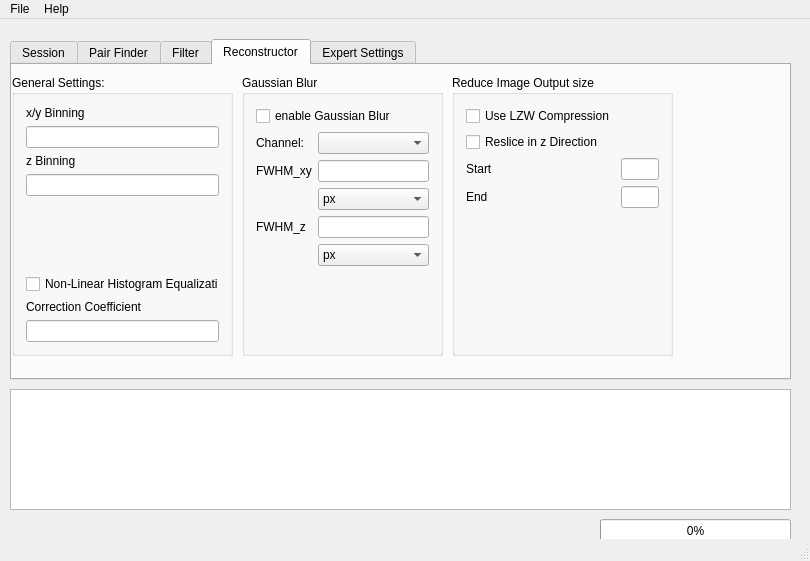
Before: the Qt Designer form sdmixer.ui in gtadeus/sdmixer2, drawn with Qt 5.
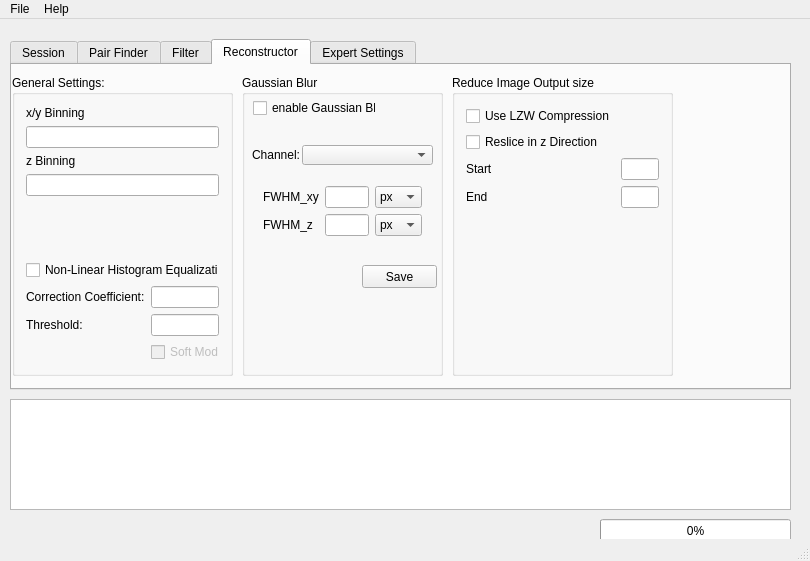
After: the same form once the commit is applied. The open tabs and pages were chosen to show the change.

Diff of the .ui file:
```diff
--- a/sdmixer.ui
+++ b/sdmixer.ui
@@ -18,9 +18,9 @@
     <property name="geometry">
      <rect>
       <x>10</x>
-      <y>370</y>
+      <y>380</y>
       <width>781</width>
-      <height>121</height>
+      <height>111</height>
      </rect>
     </property>
    </widget>
@@ -30,7 +30,7 @@
       <x>10</x>
       <y>20</y>
       <width>781</width>
-      <height>341</height>
+      <height>351</height>
      </rect>
     </property>
     <property name="currentIndex">
@@ -909,7 +909,7 @@
         <x>440</x>
         <y>10</y>
         <width>221</width>
-        <height>281</height>
+        <height>301</height>
        </rect>
       </property>
       <property name="title">
@@ -958,79 +958,121 @@
         <x>230</x>
         <y>10</y>
         <width>201</width>
-        <height>281</height>
+        <height>301</height>
        </rect>
       </property>
       <property name="title">
        <string>Gaussian Blur</string>
       </property>
-      <layout class="QFormLayout" name="formLayout_2">
-       <item row="0" column="0" colspan="2">
-        <widget class="QCheckBox" name="checkBox_runConvolution">
-         <property name="text">
-          <string>enable Gaussian Blur</string>
-         </property>
-        </widget>
-       </item>
-       <item row="1" column="0">
-        <widget class="QLabel" name="label_24">
-         <property name="text">
-          <string>Channel:</string>
-         </property>
-        </widget>
-       </item>
-       <item row="1" column="1">
-        <widget class="QComboBox" name="comboBox_2"/>
-       </item>
-       <item row="3" column="0">
-        <widget class="QLabel" name="label_11">
-         <property name="text">
-          <string>FWHM_xy</string>
-         </property>
-        </widget>
-       </item>
-       <item row="3" column="1">
-        <widget class="QLineEdit" name="lineEdit_12"/>
-       </item>
-       <item row="4" column="1">
-        <widget class="QComboBox" name="comboBox_FWHM_xy">
-         <item>
+      <widget class="QCheckBox" name="checkBox_runConvolution">
+       <property name="geometry">
+        <rect>
+         <x>11</x>
+         <y>24</y>
+         <width>123</width>
+         <height>18</height>
+        </rect>
+       </property>
+       <property name="text">
+        <string>enable Gaussian Blur</string>
+       </property>
+      </widget>
+      <widget class="QWidget" name="">
+       <property name="geometry">
+        <rect>
+         <x>10</x>
+         <y>100</y>
+         <width>181</width>
+         <height>74</height>
+        </rect>
+       </property>
+       <layout class="QGridLayout" name="gridLayout_5">
+        <item row="0" column="0">
+         <widget class="QLabel" name="label_11">
           <property name="text">
-           <string>px</string>
+           <string>FWHM_xy</string>
           </property>
-         </item>
-         <item>
+         </widget>
+        </item>
+        <item row="1" column="2">
+         <widget class="QComboBox" name="comboBox_FWHM_z">
+          <item>
+           <property name="text">
+            <string>px</string>
+           </property>
+          </item>
+          <item>
+           <property name="text">
+            <string>nm</string>
+           </property>
+          </item>
+         </widget>
+        </item>
+        <item row="0" column="2">
+         <widget class="QComboBox" name="comboBox_FWHM_xy">
+          <item>
+           <property name="text">
+            <string>px</string>
+           </property>
+          </item>
+          <item>
+           <property name="text">
+            <string>nm</string>
+           </property>
+          </item>
+         </widget>
+        </item>
+        <item row="1" column="1">
+         <widget class="QLineEdit" name="lineEdit_FWHMz"/>
+        </item>
+        <item row="0" column="1">
+         <widget class="QLineEdit" name="lineEdit_FWHMxy"/>
+        </item>
+        <item row="1" column="0">
+         <widget class="QLabel" name="label_13">
           <property name="text">
-           <string>nm</string>
+           <string>FWHM_z</string>
           </property>
-         </item>
-        </widget>
-       </item>
-       <item row="5" column="0">
-        <widget class="QLabel" name="label_13">
-         <property name="text">
-          <string>FWHM_z</string>
-         </property>
-        </widget>
-       </item>
-       <item row="5" column="1">
-        <widget class="QLineEdit" name="lineEdit_14"/>
-       </item>
-       <item row="6" column="1">
-        <widget class="QComboBox" name="comboBox_FWHM_z">
-         <item>
-          <property name="text">
-           <string>px</string>
-          </property>
-         </item>
-         <item>
-          <property name="text">
-           <string>nm</string>
-          </property>
-         </item>
-        </widget>
-       </item>
-      </layout>
+         </widget>
+        </item>
+       </layout>
+      </widget>
+      <widget class="QComboBox" name="comboBox_ConvolutionChannel">
+       <property name="geometry">
+        <rect>
+         <x>60</x>
+         <y>70</y>
+         <width>131</width>
+         <height>20</height>
+        </rect>
+       </property>
+      </widget>
+      <widget class="QLabel" name="label_24">
+       <property name="geometry">
+        <rect>
+         <x>10</x>
+         <y>70</y>
+         <width>49</width>
+         <height>20</height>
+        </rect>
+       </property>
+       <property name="text">
+        <string>Channel:</string>
+       </property>
+      </widget>
+      <widget class="QPushButton" name="pushButton">
+       <property name="geometry">
+        <rect>
+         <x>120</x>
+         <y>190</y>
+         <width>75</width>
+         <height>23</height>
+        </rect>
+       </property>
+       <property name="text">
+        <string>Save</string>
+       </property>
+      </widget>
       <zorder>checkBox_runConvolution</zorder>
       <zorder>comboBox_2</zorder>
       <zorder>label_11</zorder>
@@ -1047,20 +1089,13 @@
         <x>0</x>
         <y>10</y>
         <width>221</width>
-        <height>281</height>
+        <height>301</height>
        </rect>
       </property>
       <property name="title">
        <string>General Settings:</string>
       </property>
       <layout class="QGridLayout" name="gridLayout">
-       <item row="7" column="0">
-        <widget class="QLabel" name="label_18">
-         <property name="text">
-          <string>Correction Coefficient</string>
-         </property>
-        </widget>
-       </item>
        <item row="2" column="0">
         <widget class="QLabel" name="label_10">
          <property name="layoutDirection">
@@ -1084,9 +1119,6 @@
          </property>
         </widget>
        </item>
-       <item row="8" column="0">
-        <widget class="QLineEdit" name="lineEdit_4"/>
-       </item>
        <item row="5" column="0">
         <widget class="QCheckBox" name="checkBox_5">
          <property name="text">
@@ -1107,6 +1139,40 @@
          </property>
         </spacer>
        </item>
+       <item row="6" column="0">
+        <layout class="QFormLayout" name="formLayout_2">
+         <item row="0" column="0">
+          <widget class="QLabel" name="label_18">
+           <property name="text">
+            <string>Correction Coefficient:</string>
+           </property>
+          </widget>
+         </item>
+         <item row="0" column="1">
+          <widget class="QLineEdit" name="lineEdit_CorrectionCoefficient"/>
+         </item>
+         <item row="1" column="0">
+          <widget class="QLabel" name="label_19">
+           <property name="text">
+            <string>Threshold:</string>
+           </property>
+          </widget>
+         </item>
+         <item row="1" column="1">
+          <widget class="QLineEdit" name="lineEdit_Threshold"/>
+         </item>
+         <item row="2" column="1">
+          <widget class="QCheckBox" name="checkBox_sqrtCum">
+           <property name="enabled">
+            <bool>false</bool>
+           </property>
+           <property name="text">
+            <string>Soft Mode</string>
+           </property>
+          </widget>
+         </item>
+        </layout>
+       </item>
       </layout>
      </widget>
     </widget>
@@ -1137,42 +1203,6 @@
        <string>Alternative File Header (XML):</string>
       </property>
      </widget>
-     <widget class="QLabel" name="label_19">
-      <property name="geometry">
-       <rect>
-        <x>50</x>
-        <y>220</y>
-        <width>302</width>
-        <height>13</height>
-       </rect>
-      </property>
-      <property name="text">
-       <string>Threshold</string>
-      </property>
-     </widget>
-     <widget class="QLineEdit" name="lineEdit_18">
-      <property name="geometry">
-       <rect>
-        <x>50</x>
-        <y>239</y>
-        <width>302</width>
-        <height>20</height>
-       </rect>
-      </property>
-     </widget>
-     <widget class="QCheckBox" name="checkBox_6">
-      <property name="geometry">
-       <rect>
-        <x>50</x>
-        <y>260</y>
-        <width>151</width>
-        <height>18</height>
-       </rect>
-      </property>
-      <property name="text">
-       <string>Sqrt Cummulation</string>
-      </property>
-     </widget>
     </widget>
    </widget>
    <widget class="QProgressBar" name="progressBar">
```
Left out of the diff: 451 changed lines with no effect on the pictures.
